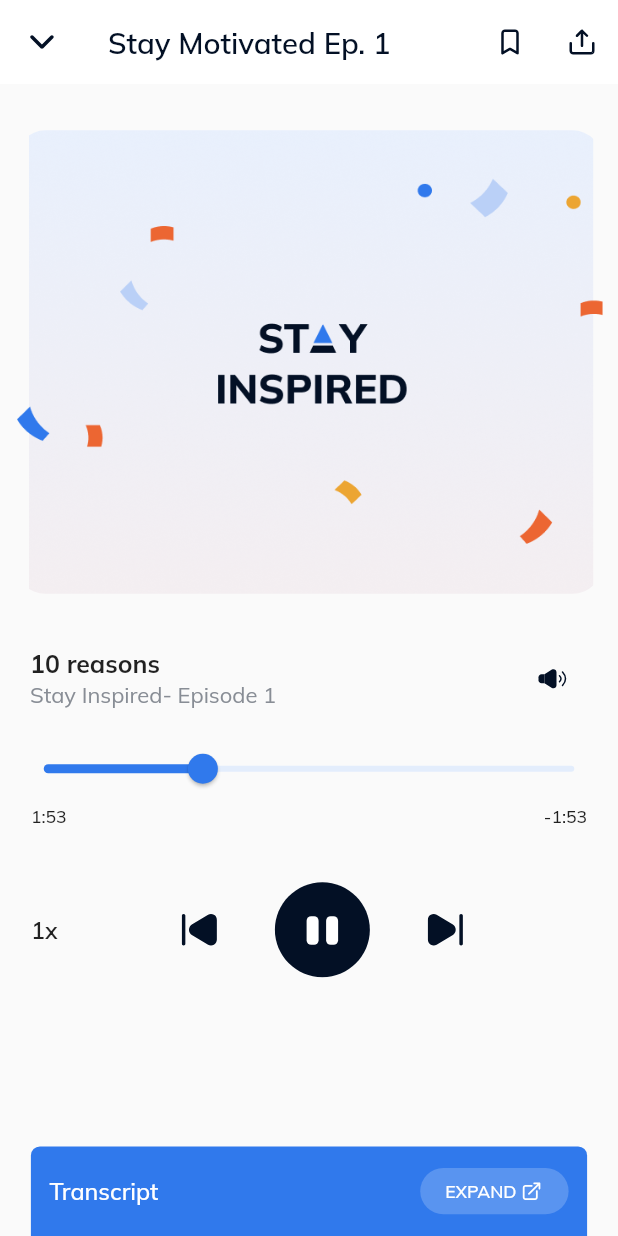
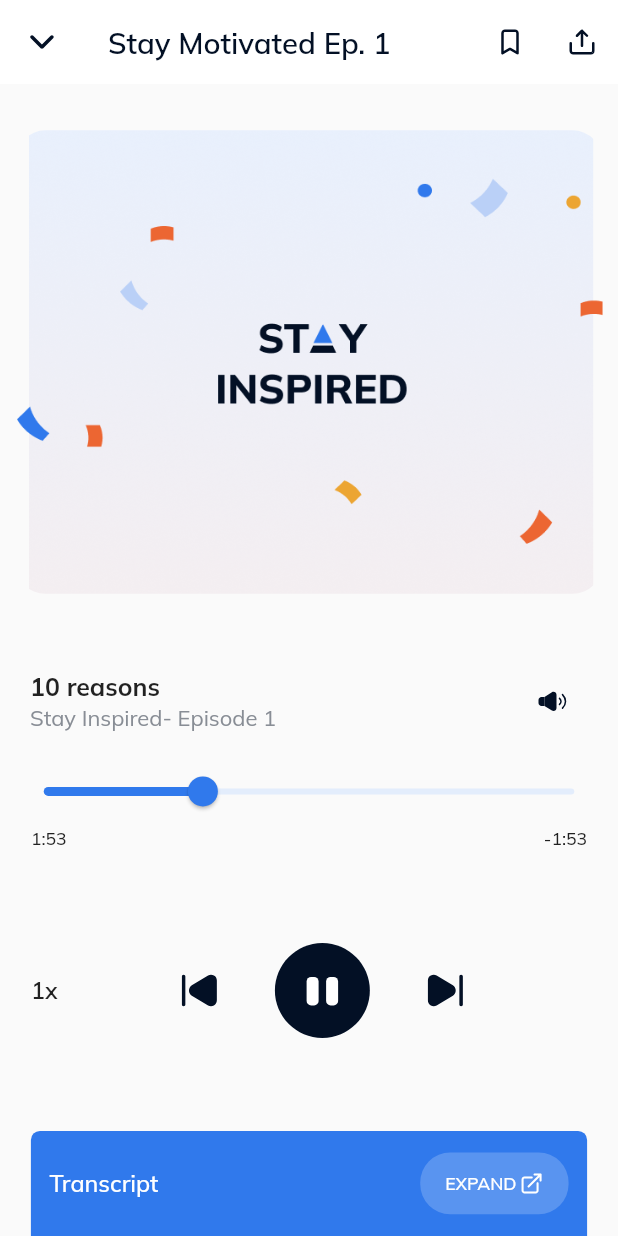
Before and after one commit to adtoba/faramove_test, a Flutter app: the CommunityPage screen opened directly, after a tap on "Join", on a phone screen of 412 x 824 dp. Run offline on Flutter 3.47's test engine with Material 2 defaults, Android fonts, the phone set to English and light mode, and no system bars; our stand-ins replace flutter_svg, google_fonts.

Commit message:
refactor: refactor all pages

```diff
--- a/lib/presentation/screens/community/community_page.dart
+++ b/lib/presentation/screens/community/community_page.dart
@@ -48,6 +48,7 @@ class _CommunityPageState extends State<CommunityPage> {
             height: 40,
           );
         },
+        physics: const BouncingScrollPhysics(),
         padding: EdgeInsets.symmetric(horizontal: config.sw(20), vertical: config.sh(30)),
         itemCount: dummyData.length,
         shrinkWrap: true,
--- a/lib/presentation/screens/community/widgets/community_widget.dart
+++ b/lib/presentation/screens/community/widgets/community_widget.dart
@@ -79,7 +79,7 @@ class CommunityWidget extends StatelessWidget {
                   const Spacer(),
                   SizedBox(
                     width: config.sw(78),
-                    height: config.sh(32),
+                    height: config.sh(40),
                     child: TextButton(
                       onPressed: onJoinTapped,
                       style: ButtonStyle(
--- a/lib/presentation/screens/home/home_page.dart
+++ b/lib/presentation/screens/home/home_page.dart
@@ -66,6 +66,7 @@ class _HomePageState extends State<HomePage> {
             child: Padding(
               padding: EdgeInsets.symmetric(horizontal: config.sw(20)),
               child: SingleChildScrollView(
+                physics: const BouncingScrollPhysics(),
                 child: Column(
                   crossAxisAlignment: CrossAxisAlignment.start,
                   mainAxisAlignment: MainAxisAlignment.start,
--- a/lib/presentation/screens/podcast/play_podcast_page.dart
+++ b/lib/presentation/screens/podcast/play_podcast_page.dart
@@ -67,7 +67,7 @@ class _PlayPodcastPageState extends State<PlayPodcastPage> {
                 ),
               ),
             ),
-            const YMargin(20),
+            const Spacer(),
             ListTile(
               contentPadding: const EdgeInsets.symmetric(horizontal: 20),
               title: Text(
@@ -127,7 +127,7 @@ class _PlayPodcastPageState extends State<PlayPodcastPage> {
                 ],
               ),
             ),
-            const YMargin(10),
+            const Spacer(),
             Padding(
               padding: EdgeInsets.symmetric(horizontal: config.sw(20)),
               child: Row(
@@ -176,7 +176,7 @@ class _PlayPodcastPageState extends State<PlayPodcastPage> {
                   const Spacer(),
                   SizedBox(
                     width: config.sw(96),
-                    height: config.sh(30),
+                    height: config.sh(40),
                     child: TextButton(
                       onPressed: () {},
                       style: ButtonStyle(
```
